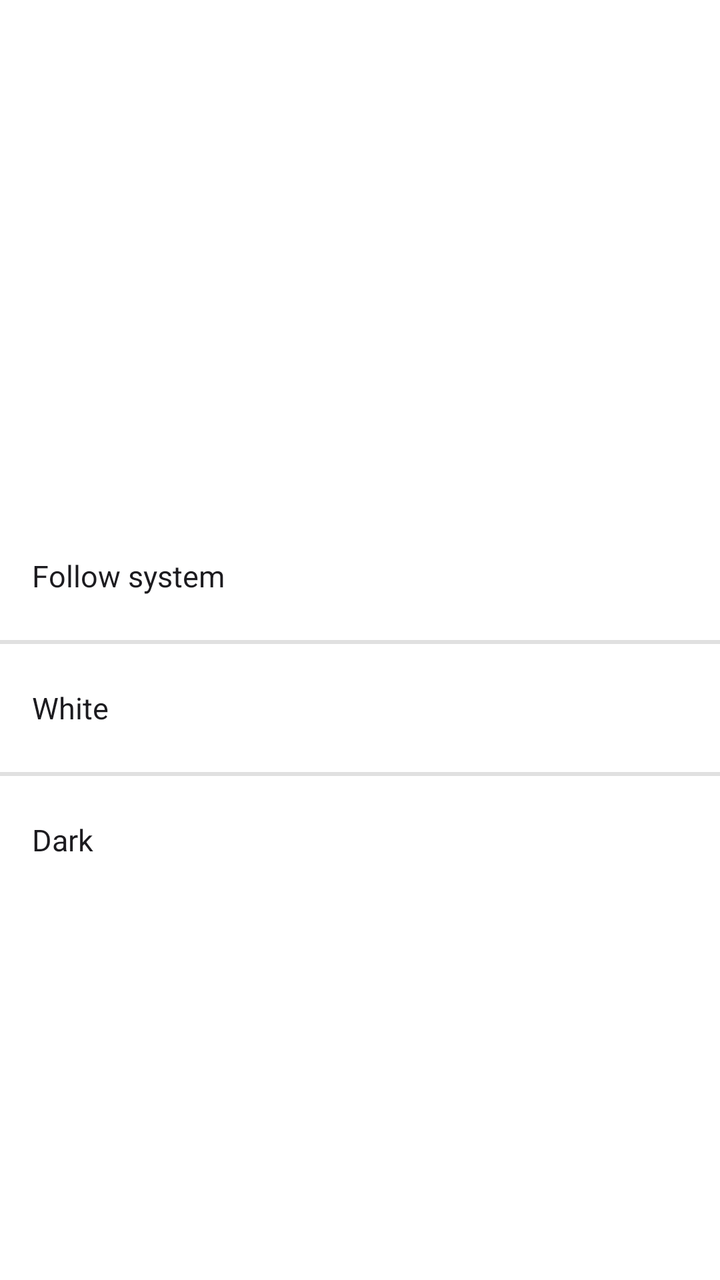
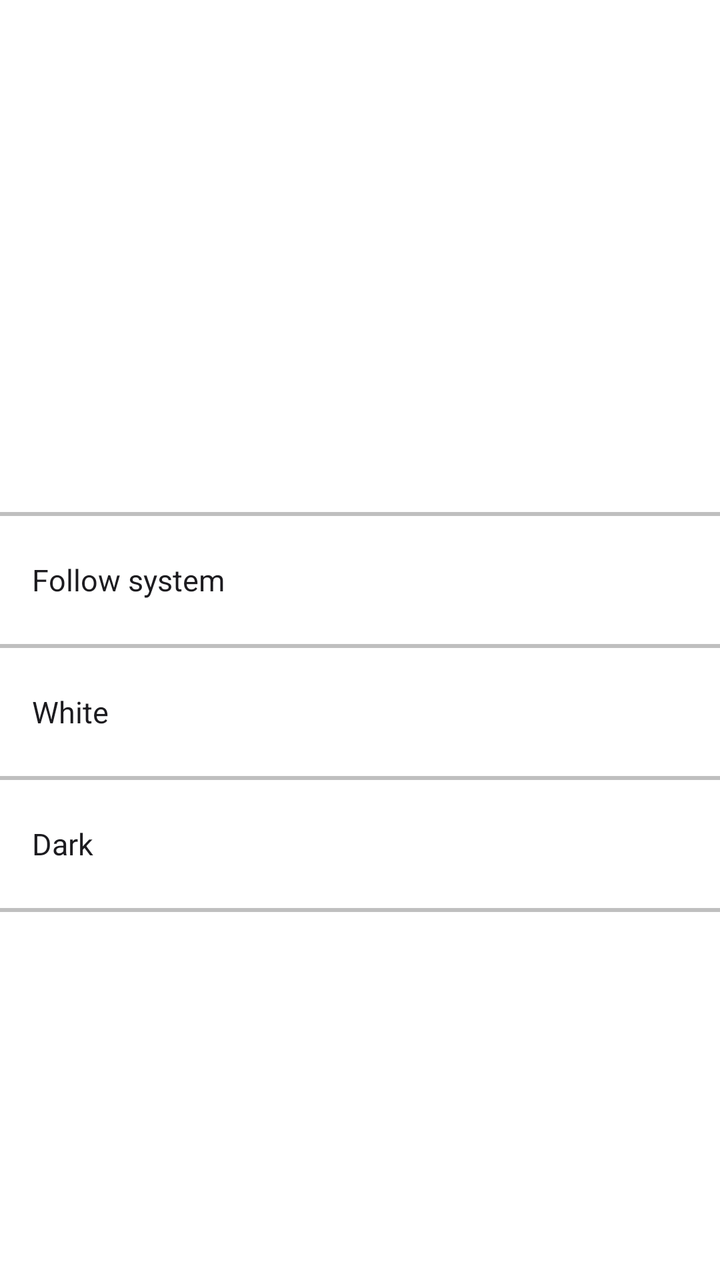

Before-and-after screenshots of an Android layout around one commit, followed by the original layout XML and the change that was made.
<!-- AndroidManifest.xml: activity theme Theme.SimpleLauncher -->
<!-- res/layout/activity_theme.xml -->
<?xml version="1.0" encoding="utf-8"?>
<ScrollView xmlns:android="http://schemas.android.com/apk/res/android"
    android:layout_width="match_parent"
    android:layout_height="match_parent"
    android:background="@color/bg"
    android:fillViewport="true">

    <LinearLayout
        android:layout_width="match_parent"
        android:layout_height="wrap_content"
        android:orientation="vertical">

        <include layout="@layout/item_page_title" />

        <TextView
            android:id="@+id/optFollowSystem"
            android:layout_width="match_parent"
            android:layout_height="@dimen/row_height"
            android:background="?android:attr/selectableItemBackground"
            android:gravity="center_vertical"
            android:paddingHorizontal="@dimen/padding"
            android:text="Follow system"
            android:textColor="@color/text_primary"
            android:textSize="15sp" />

        <View
            android:layout_width="match_parent"
            android:layout_height="@dimen/divider"
            android:background="@drawable/divider_horizontal" />

        <TextView
            android:id="@+id/optWhite"
            android:layout_width="match_parent"
            android:layout_height="@dimen/row_height"
            android:background="?android:attr/selectableItemBackground"
            android:gravity="center_vertical"
            android:paddingHorizontal="@dimen/padding"
            android:text="White"
            android:textColor="@color/text_primary"
            android:textSize="15sp" />

        <View
            android:layout_width="match_parent"
            android:layout_height="@dimen/divider"
            android:background="@drawable/divider_horizontal" />

        <TextView
            android:id="@+id/optDark"
            android:layout_width="match_parent"
            android:layout_height="@dimen/row_height"
            android:background="?android:attr/selectableItemBackground"
            android:gravity="center_vertical"
            android:paddingHorizontal="@dimen/padding"
            android:text="Dark"
            android:textColor="@color/text_primary"
            android:textSize="15sp" />

    </LinearLayout>

</ScrollView>
<!-- res/layout/item_page_title.xml (included above) -->
<?xml version="1.0" encoding="utf-8"?>
<FrameLayout xmlns:android="http://schemas.android.com/apk/res/android"
    android:id="@+id/pageTitleContainer"
    android:layout_width="match_parent"
    android:layout_height="@dimen/page_title_height"
    android:background="@color/bg">

    <TextView
        android:id="@+id/pageTitle"
        android:layout_width="match_parent"
        android:layout_height="wrap_content"
        android:layout_gravity="center"
        android:gravity="center"
        android:paddingHorizontal="@dimen/padding"
        android:textColor="@color/text_primary"
        android:textSize="24sp"
        android:textStyle="bold" />

</FrameLayout>
<!-- resources referenced by this layout -->
<resources>
  <color name="bg">#FFFFFFFF</color>
  <color name="text_primary">#FF1C1B1F</color>
  <dimen name="divider">2dp</dimen>
  <dimen name="padding">16dp</dimen>
  <dimen name="page_title_height">256dp</dimen>
  <dimen name="row_height">64dp</dimen>
  <!-- drawable divider_horizontal (drawable) -->
  <?xml version="1.0" encoding="utf-8"?>
  <shape xmlns:android="http://schemas.android.com/apk/res/android"
      android:shape="rectangle">
      <solid android:color="@color/divider" />
      <size android:height="@dimen/divider" />
  </shape>
  <style name="Theme.SimpleLauncher" parent="android:Theme.Material.Light.NoActionBar">
          <item name="android:windowNoTitle">true</item>
          <item name="android:windowFullscreen">false</item>
          <item name="android:statusBarColor">@android:color/transparent</item>
          <item name="android:navigationBarColor">@android:color/transparent</item>
      </style>
  <color name="divider">#FFE0E0E0</color>
</resources>

<!-- the commit's change to res/layout/activity_theme.xml (unified diff, before → after) -->
@@ -11,6 +11,11 @@
         android:orientation="vertical">
 
         <include layout="@layout/item_page_title" />
+
+        <View
+            android:layout_width="match_parent"
+            android:layout_height="@dimen/divider"
+            android:background="@drawable/divider_horizontal" />
 
         <TextView
             android:id="@+id/optFollowSystem"
@@ -55,6 +60,11 @@
             android:textColor="@color/text_primary"
             android:textSize="15sp" />
 
+        <View
+            android:layout_width="match_parent"
+            android:layout_height="@dimen/divider"
+            android:background="@drawable/divider_horizontal" />
+
     </LinearLayout>
 
 </ScrollView>
<!-- resource entries referenced after the edit -->
@@ -19,6 +19,6 @@
           <item name="android:statusBarColor">@android:color/transparent</item>
           <item name="android:navigationBarColor">@android:color/transparent</item>
       </style>
-  <color name="divider">#FFE0E0E0</color>
+  <color name="divider">#80808080</color>
 </resources>
 
